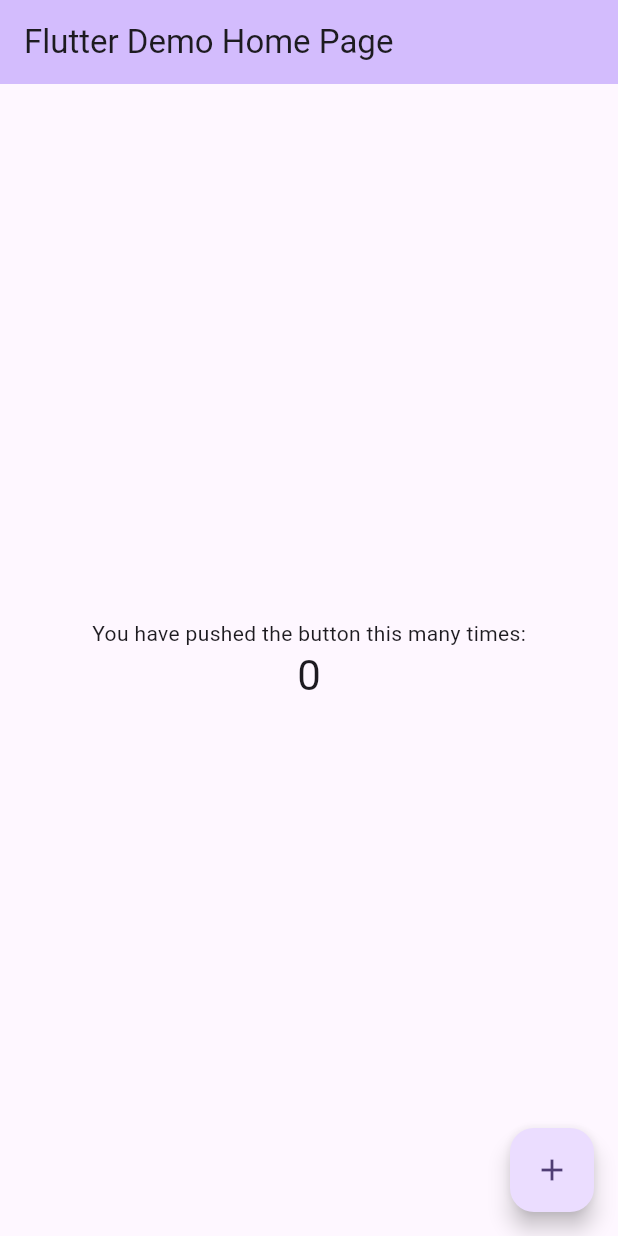
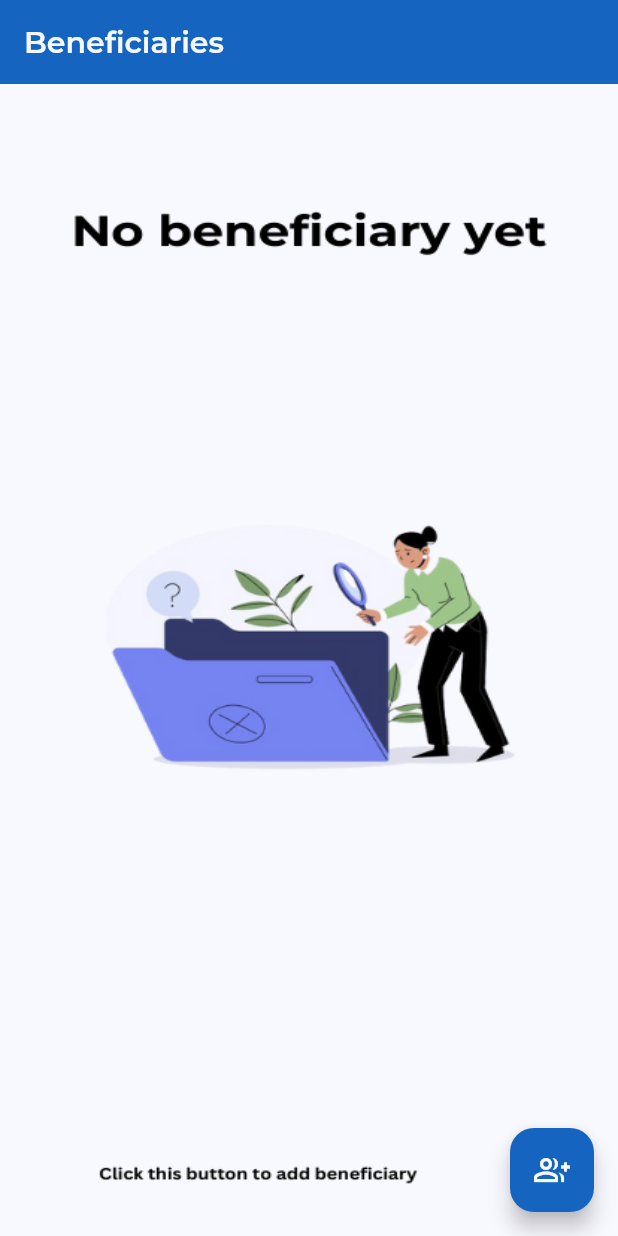
Before and after one commit to yousufmyk/top_up_app, a Flutter app: the screen it shows after launch, on a phone screen of 412 x 824 dp. Run offline on Flutter 3.47's test engine with Material 3 defaults, Android fonts, the phone set to English and light mode, and no system bars; our stand-ins replace google_fonts.

Commit message:
completed app

```diff
--- a/lib/main.dart
+++ b/lib/main.dart
@@ -1,4 +1,5 @@
 import 'package:flutter/material.dart';
+import 'package:top_up/ui/beneficiaryScreen.dart';
 
 void main() {
   runApp(const MyApp());
@@ -6,120 +7,16 @@
 
 class MyApp extends StatelessWidget {
   const MyApp({super.key});
-
-  // This widget is the root of your application.
   @override
   Widget build(BuildContext context) {
     return MaterialApp(
-      title: 'Flutter Demo',
+      debugShowCheckedModeBanner: false,
+      title: 'Top_Up App',
       theme: ThemeData(
-        // This is the theme of your application.
-        //
-        // TRY THIS: Try running your application with "flutter run". You'll see
-        // the application has a purple toolbar. Then, without quitting the app,
-        // try changing the seedColor in the colorScheme below to Colors.green
-        // and then invoke "hot reload" (save your changes or press the "hot
-        // reload" button in a Flutter-supported IDE, or press "r" if you used
-        // the command line to start the app).
-        //
-        // Notice that the counter didn't reset back to zero; the application
-        // state is not lost during the reload. To reset the state, use hot
-        // restart instead.
-        //
-        // This works for code too, not just values: Most code changes can be
-        // tested with just a hot reload.
-        colorScheme: ColorScheme.fromSeed(seedColor: Colors.deepPurple),
+        colorScheme: ColorScheme.fromSeed(seedColor: const Color(0xFF1565C0)),
         useMaterial3: true,
       ),
-      home: const MyHomePage(title: 'Flutter Demo Home Page'),
+      home: const BeneficiaryScreen(),
     );
   }
 }
-
-class MyHomePage extends StatefulWidget {
-  const MyHomePage({super.key, required this.title});
-
-  // This widget is the home page of your application. It is stateful, meaning
-  // that it has a State object (defined below) that contains fields that affect
-  // how it looks.
-
-  // This class is the configuration for the state. It holds the values (in this
-  // case the title) provided by the parent (in this case the App widget) and
-  // used by the build method of the State. Fields in a Widget subclass are
-  // always marked "final".
-
-  final String title;
-
-  @override
-  State<MyHomePage> createState() => _MyHomePageState();
-}
-
-class _MyHomePageState extends State<MyHomePage> {
-  int _counter = 0;
-
-  void _incrementCounter() {
-    setState(() {
-      // This call to setState tells the Flutter framework that something has
-      // changed in this State, which causes it to rerun the build method below
-      // so that the display can reflect the updated values. If we changed
-      // _counter without calling setState(), then the build method would not be
-      // called again, and so nothing would appear to happen.
-      _counter++;
-    });
-  }
-
-  @override
-  Widget build(BuildContext context) {
-    // This method is rerun every time setState is called, for instance as done
-    // by the _incrementCounter method above.
-    //
-    // The Flutter framework has been optimized to make rerunning build methods
-    // fast, so that you can just rebuild anything that needs updating rather
-    // than having to individually change instances of widgets.
-    return Scaffold(
-      appBar: AppBar(
-        // TRY THIS: Try changing the color here to a specific color (to
-        // Colors.amber, perhaps?) and trigger a hot reload to see the AppBar
-        // change color while the other colors stay the same.
-        backgroundColor: Theme.of(context).colorScheme.inversePrimary,
-        // Here we take the value from the MyHomePage object that was created by
-        // the App.build method, and use it to set our appbar title.
-        title: Text(widget.title),
-      ),
-      body: Center(
-        // Center is a layout widget. It takes a single child and positions it
-        // in the middle of the parent.
-        child: Column(
-          // Column is also a layout widget. It takes a list of children and
-          // arranges them vertically. By default, it sizes itself to fit its
-          // children horizontally, and tries to be as tall as its parent.
-          //
-          // Column has various properties to control how it sizes itself and
-          // how it positions its children. Here we use mainAxisAlignment to
-          // center the children vertically; the main axis here is the vertical
-          // axis because Columns are vertical (the cross axis would be
-          // horizontal).
-          //
-          // TRY THIS: Invoke "debug painting" (choose the "Toggle Debug Paint"
-          // action in the IDE, or press "p" in the console), to see the
-          // wireframe for each widget.
-          mainAxisAlignment: MainAxisAlignment.center,
-          children: <Widget>[
-            const Text(
-              'You have pushed the button this many times:',
-            ),
-            Text(
-              '$_counter',
-              style: Theme.of(context).textTheme.headlineMedium,
-            ),
-          ],
-        ),
-      ),
-      floatingActionButton: FloatingActionButton(
-        onPressed: _incrementCounter,
-        tooltip: 'Increment',
-        child: const Icon(Icons.add),
-      ), // This trailing comma makes auto-formatting nicer for build methods.
-    );
-  }
-}
--- /dev/null
+++ b/lib/models/beneficiary.dart
@@ -0,0 +1,11 @@
+class Beneficiary {
+  final String nickname;
+  final String phoneNumber;
+  double monthlyTopUpAmount;
+
+  Beneficiary({
+    required this.nickname,
+    required this.phoneNumber,
+    this.monthlyTopUpAmount = 0,
+  });
+}
--- /dev/null
+++ b/lib/ui/beneficiaryScreen.dart
@@ -0,0 +1,71 @@
+import 'package:flutter/material.dart';
+import 'package:top_up/ui/beneficiaryListView.dart';
+import 'package:top_up/models/beneficiary.dart';
+
+import 'package:top_up/utils/appColors.dart';
+import 'package:top_up/utils/textStyle.dart';
+import 'package:top_up/widgets/AddBeneficiaryDailogWidget.dart';
+import 'package:top_up/widgets/snackBarWidget.dart';
+
+class BeneficiaryScreen extends StatefulWidget {
+  const BeneficiaryScreen({super.key});
+
+  @override
+  // ignore: library_private_types_in_public_api
+  _BeneficiaryScreenState createState() => _BeneficiaryScreenState();
+}
+
+class _BeneficiaryScreenState extends State<BeneficiaryScreen> {
+  final List<Beneficiary> beneficiaries = [];
+  void _showAddBeneficiaryDialog() async {
+    final result = await showDialog<Beneficiary>(
+      context: context,
+      builder: (BuildContext context) => const AddBeneficiaryDialogWidget(),
+    );
+
+    if (result != null) {
+      setState(() {
+        if (beneficiaries.length < 5) {
+          beneficiaries.add(result);
+        } else {
+          showErrorSnackBar(context, 'Maximum number of beneficiaries reached');
+        }
+      });
+    }
+  }
+
+  @override
+  Widget build(BuildContext context) {
+    return Scaffold(
+      floatingActionButton: FloatingActionButton(
+          backgroundColor: blueColor,
+          child: const Icon(
+            Icons.group_add_outlined,
+            color: ghostwhiteColor,
+          ),
+          onPressed: () {
+            _showAddBeneficiaryDialog();
+          }),
+      appBar: AppBar(
+        backgroundColor: blueColor,
+        title: Text(
+          'Beneficiaries',
+          style: appMainTextstyle(20, ghostwhiteColor, FontWeight.w600),
+        ),
+      ),
+      body: beneficiaries.isEmpty
+          ? Container(
+              decoration: const BoxDecoration(
+                  image: DecorationImage(
+                      image: AssetImage(
+                          'assets/images/No Beneficiary Yet Image.png'),
+                      fit: BoxFit.fill)),
+            )
+          : Column(
+              children: [
+                BeneficiaryListView(beneficiaries: beneficiaries),
+              ],
+            ),
+    );
+  }
+}
--- /dev/null
+++ b/lib/utils/alignments.dart
@@ -0,0 +1,3 @@
+import 'package:flutter/material.dart';
+
+SizedBox height(double? height) => SizedBox(height: height,);
--- /dev/null
+++ b/lib/utils/appColors.dart
@@ -0,0 +1,7 @@
+import 'package:flutter/material.dart';
+
+final Color? blueColor = Colors.blue[800];
+const Color ghostwhiteColor = Color(0xffF8F8FF);
+const Color greenColor = Colors.greenAccent;
+const Color redColor = Colors.redAccent;
+const Color whiteColor = Colors.white;
--- /dev/null
+++ b/lib/utils/constants.dart
@@ -0,0 +1 @@
+const List<int> topUpOptions = [5, 10, 20, 30, 50, 75, 100];
--- /dev/null
+++ b/lib/utils/textStyle.dart
@@ -0,0 +1,14 @@
+import 'package:flutter/material.dart';
+import 'package:google_fonts/google_fonts.dart';
+
+TextStyle appMainTextstyle(
+  double size,
+  Color? color,
+  FontWeight fw,
+) {
+  return GoogleFonts.montserrat(
+    fontSize: size,
+    color: color,
+    fontWeight: fw,
+  );
+}
--- a/pubspec.yaml
+++ b/pubspec.yaml
@@ -35,6 +35,7 @@ dependencies:
   # The following adds the Cupertino Icons font to your application.
   # Use with the CupertinoIcons class for iOS style icons.
   cupertino_icons: ^1.0.6
+  google_fonts: ^5.1.0
 
 dev_dependencies:
   flutter_test:
@@ -59,8 +60,8 @@ flutter:
   uses-material-design: true
 
   # To add assets to your application, add an assets section, like this:
-  # assets:
-  #   - images/a_dot_burr.jpeg
+  assets:
+    - assets/images/
   #   - images/a_dot_ham.jpeg
 
   # An image asset can refer to one or more resolution-specific "variants", see
```
Also changed, not shown: lib/models/user.dart (added, +11 -0 lines), lib/ui/beneficiaryListView.dart (added, +53 -0 lines), lib/ui/topUpScreen.dart (added, +115 -0 lines), lib/widgets/AddBeneficiaryDailogWidget.dart (added, +71 -0 lines), lib/widgets/appButtonWidget.dart (added, +37 -0 lines), lib/widgets/beneficiaryCardWidget.dart (added, +48 -0 lines), lib/widgets/snackBarWidget.dart (added, +31 -0 lines), lib/widgets/textFieldWidget.dart (added, +55 -0 lines), assets/images/No Beneficiary Yet Image.png (added), pubspec.lock, 7 other files.
